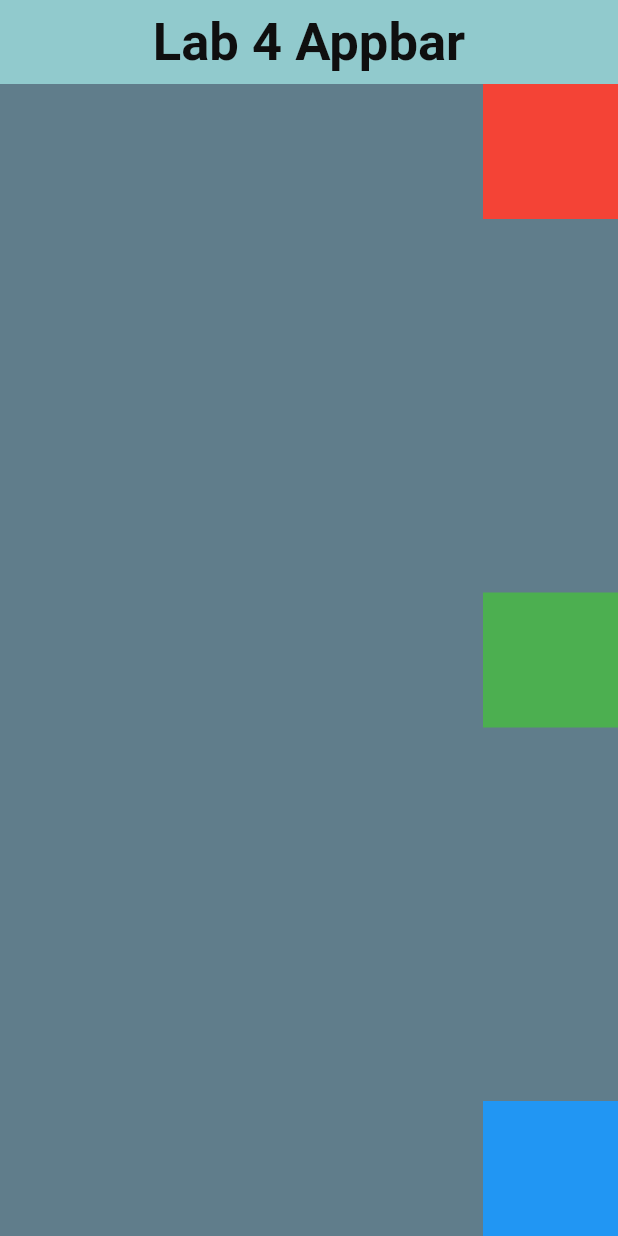
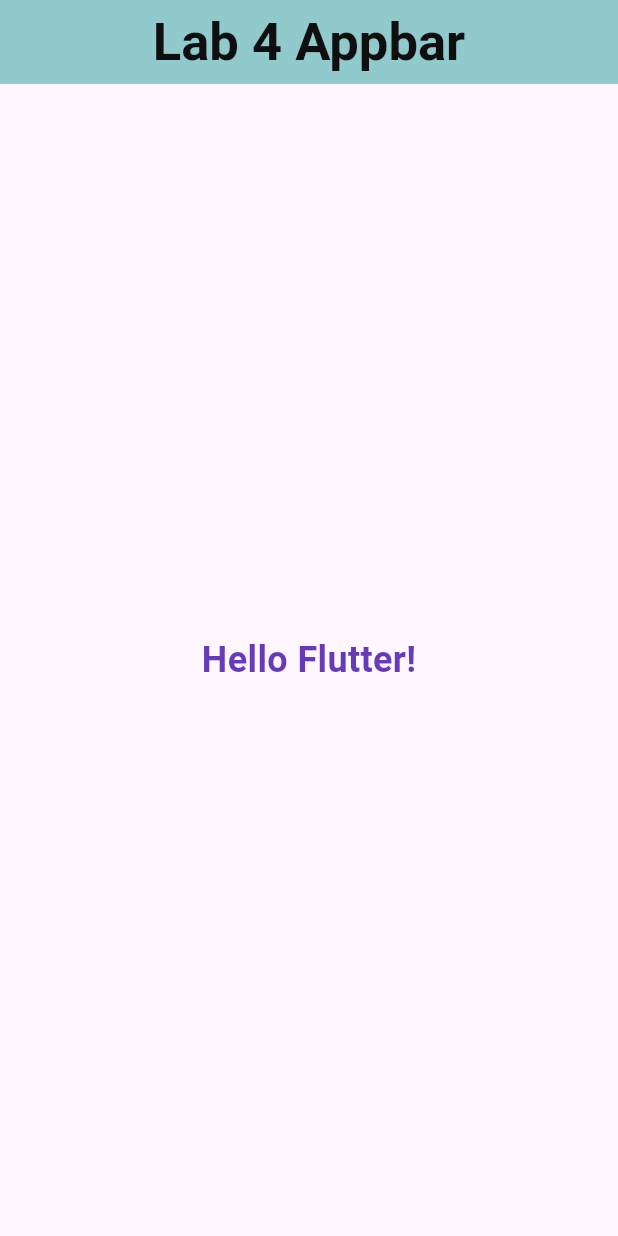
Before and after one commit to Ooozari/App-development, a Flutter app: the screen it shows after launch, on a phone screen of 412 x 824 dp. Run offline on Flutter 3.47's test engine with Material 3 defaults, Android fonts, the phone set to English and light mode, and no system bars.

Commit message:
Added Center widget example to demonstrate automatic centering of child elements in Flutter

```diff
--- a/Lab4/app4/lib/main.dart
+++ b/Lab4/app4/lib/main.dart
@@ -33,18 +33,14 @@ class HomePage extends StatelessWidget {
         centerTitle: true,
         backgroundColor: const Color.fromARGB(255, 145, 202, 205),
       ),
-      body: Container(
-        width: 800,
-        height: 800,
-        color: Colors.blueGrey,
-        child: Column(
-          mainAxisAlignment: MainAxisAlignment.spaceBetween,
-          crossAxisAlignment: CrossAxisAlignment.end,
-          children: [
-            Container(height: 90, width: 90, color: Colors.red),
-            Container(height: 90, width: 90, color: Colors.green),
-            Container(height: 90, width: 90, color: Colors.blue),
-          ],
+      body: const Center(
+        child: Text(
+          'Hello Flutter!',
+          style: TextStyle(
+            fontSize: 24,
+            fontWeight: FontWeight.bold,
+            color: Colors.deepPurple,
+          ),
         ),
       ),
     );
```
